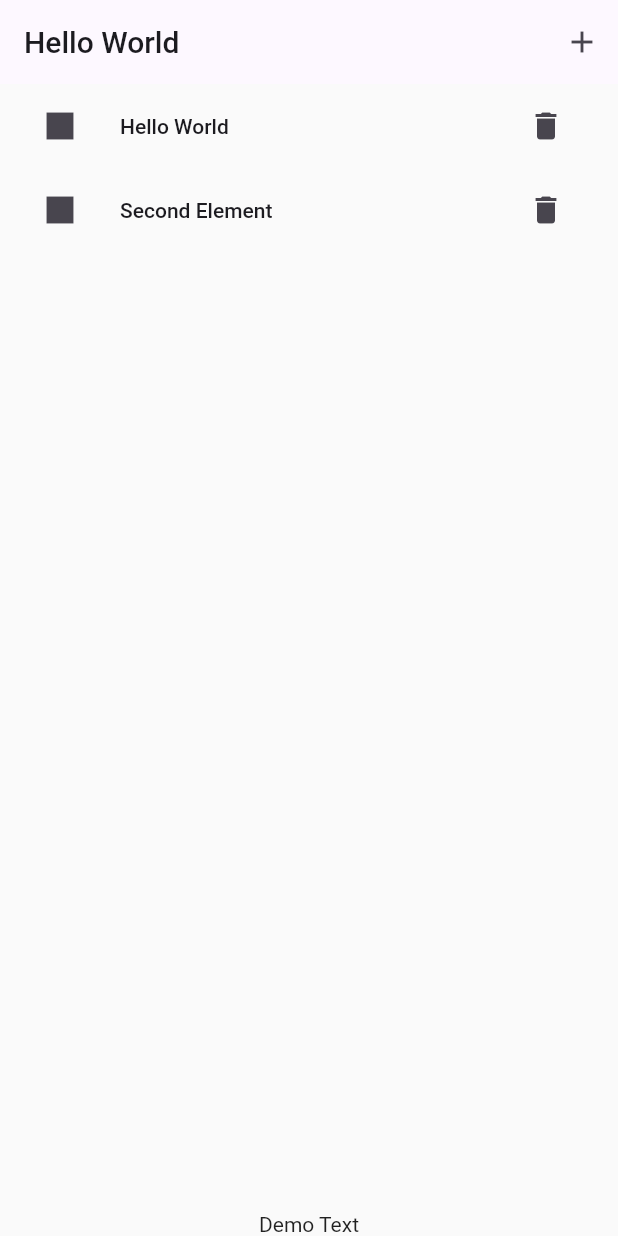
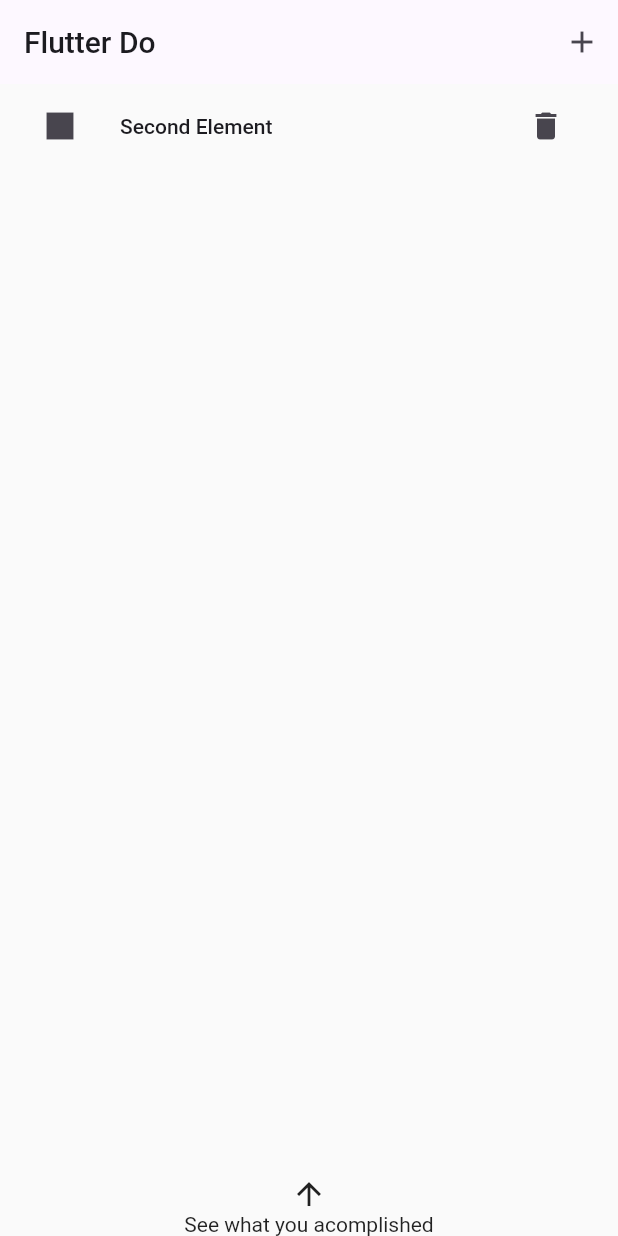
Before and after one commit to JoelStorr/flutter-todo-app, a Flutter app: the screen it shows after launch, after a tap on the "delete" icon, on a phone screen of 412 x 824 dp. Run offline on Flutter 3.47's test engine with Material 2 defaults, Android fonts, the phone set to English and light mode, and no system bars.

Commit message:
Added Overlay for Done Todos

```diff
--- a/lib/screens/home.dart
+++ b/lib/screens/home.dart
@@ -1,4 +1,5 @@
 import 'package:flutter/material.dart';
+import 'package:todo_app/widgets/done_todes.dart';
 
 class MyHomePage extends StatefulWidget {
   const MyHomePage({super.key});
@@ -9,8 +10,8 @@ class MyHomePage extends StatefulWidget {
 
 class _MyHomePageState extends State<MyHomePage> {
   bool isEdit = false;
-  List<String?> todos = ['Hello World', 'Second Element'];
-
+  final List<String?> todos = ['Hello World', 'Second Element'];
+  final List<String?> doneTodos = [];
   final _todoTextController = TextEditingController();
 
   @override
@@ -23,7 +24,7 @@ class _MyHomePageState extends State<MyHomePage> {
   Widget build(BuildContext context) {
     return Scaffold(
       appBar: AppBar(
-        title: const Text('Hello World'),
+        title: const Text('Flutter Do'),
         actions: [
           IconButton(
               onPressed: () {
@@ -59,20 +60,26 @@ class _MyHomePageState extends State<MyHomePage> {
                             title: Text(todos[index]!),
                             trailing: IconButton(
                               icon: const Icon(Icons.delete),
-                              onPressed: () {},
+                              onPressed: () {
+                                setState(() {
+                                  todos.removeAt(index);
+                                });
+                              },
                             ),
                           )
                         : ListTile(
                             key: Key(index.toString()),
                             leading: IconButton(
                               icon: const Icon(Icons.square),
-                              onPressed: () {},
+                              onPressed: () {
+                                setState(() {});
+                              },
                             ),
                             title: TextField(
                               controller: _todoTextController,
                               onSubmitted: (String value) {
                                 setState(() {
-                                  if (value.trim().length < 1) {
+                                  if (value.trim().isEmpty) {
                                     todos.remove(null);
                                     _todoTextController.clear();
                                     return;
@@ -88,7 +95,9 @@ class _MyHomePageState extends State<MyHomePage> {
                 },
               ),
             ),
-            const Text('Demo Text'),
+            DoneTodos(
+              doneTodos: doneTodos,
+            ),
           ],
         ),
       ),
--- /dev/null
+++ b/lib/widgets/done_todes.dart
@@ -0,0 +1,30 @@
+import 'package:flutter/material.dart';
+import 'package:todo_app/widgets/done_totos_overlay.dart';
+
+class DoneTodos extends StatelessWidget {
+  const DoneTodos({super.key, required this.doneTodos});
+
+  final List<String?> doneTodos;
+
+  @override
+  Widget build(BuildContext context) {
+    return GestureDetector(
+      onTap: () {
+        showBottomSheet(
+          context: context,
+          builder: ((context) {
+            return DoneTodosOverlay(
+              doneTodos: doneTodos,
+            );
+          }),
+        );
+      },
+      child: const Column(
+        children: [
+          Icon(Icons.arrow_upward),
+          Text('See what you acomplished'),
+        ],
+      ),
+    );
+  }
+}
```
Also changed, not shown: lib/widgets/done_totos_overlay.dart (added, +14 -0 lines).
